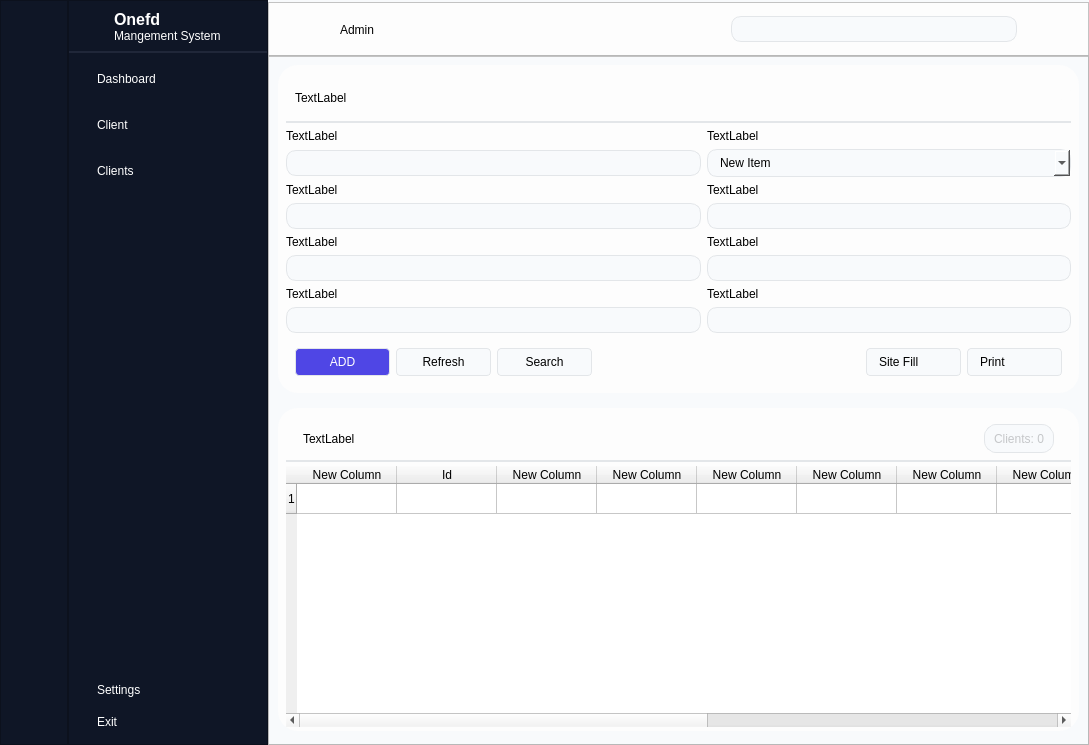
Before: the Qt Designer form modern_ui.ui in abdou-dz113/onefd_client_mangment_system, drawn with Qt 5.
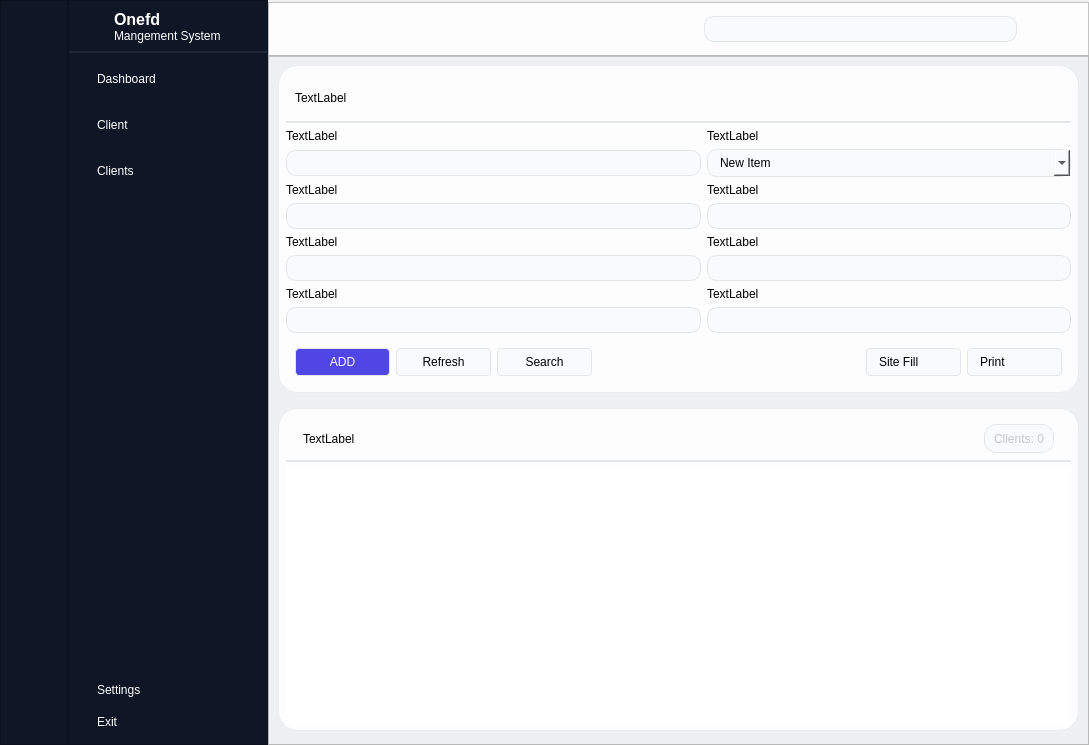
After: the same form once the commit is applied. The open tabs and pages were chosen to show the change. Icons and pictures are not drawn.

The edit to the form file:
```diff
--- a/modern_ui.ui
+++ b/modern_ui.ui
@@ -20,15 +20,23 @@
   </property>
   <property name="styleSheet">
    <string notr="true">QMainWindow{
-background-color: #f8fafc;
+background-color: #EEF0F2;
 }
 
 QTableWidget{
 border-radius: 50px;
-}</string>
+}
+
+</string>
   </property>
   <widget class="QWidget" name="centralwidget">
-   <layout class="QGridLayout" name="gridLayout">
+   <property name="styleSheet">
+    <string notr="true"/>
+   </property>
+   <layout class="QGridLayout" name="gridLayout" rowstretch="0,0" rowminimumheight="0,0">
+    <property name="sizeConstraint">
+     <enum>QLayout::SetNoConstraint</enum>
+    </property>
     <property name="leftMargin">
      <number>0</number>
     </property>
@@ -352,7 +360,7 @@
        <item>
         <widget class="QLabel" name="label_2">
          <property name="text">
-          <string>Admin</string>
+          <string/>
          </property>
         </widget>
        </item>
@@ -417,6 +425,12 @@
 border-radius: 20px;
 padding: 6px 12px;
 }
+QWidget#new_client{
+background-color: #fdfdfd;
+border-radius: 20px;
+padding: 6px 12px;
+}
+
 QPushButton{
 border-radius: 4px ;
 border: 1px solid #e3e6e9;
@@ -469,6 +483,15 @@
           <number>0</number>
          </property>
          <widget class="QWidget" name="dashboard">
+          <property name="styleSheet">
+           <string notr="true">QWidget#widget_7{
+border: 1px solid #eaecef;
+
+}
+QWidget#widget_6{
+border: 1px solid #eaecef;
+}</string>
+          </property>
           <layout class="QVBoxLayout" name="verticalLayout_2">
            <property name="spacing">
             <number>15</number>
@@ -488,12 +511,12 @@
            <item>
             <widget class="QWidget" name="widget_7" native="true">
              <property name="styleSheet">
-              <string notr="true">QWidget:{
+              <string notr="true">#QWidget{
 background-color: #ff0000;
 border-radius: 20px;
 }</string>
              </property>
-             <layout class="QGridLayout" name="gridLayout_5" rowminimumheight="1,1,0,0,0,0,0,0,1,1">
+             <layout class="QGridLayout" name="gridLayout_5">
               <property name="leftMargin">
                <number>8</number>
               </property>
@@ -956,72 +979,10 @@
                 <attribute name="horizontalHeaderStretchLastSection">
                  <bool>true</bool>
                 </attribute>
+                <attribute name="verticalHeaderVisible">
+                 <bool>false</bool>
+                </attribute>
                 <row/>
-                <column>
-                 <property name="text">
-                  <string>New Column</string>
-                 </property>
-                </column>
-                <column>
-                 <property name="text">
-                  <string>Id</string>
-                 </property>
-                </column>
-                <column>
-                 <property name="text">
-                  <string>New Column</string>
-                 </property>
-                </column>
-                <column>
-                 <property name="text">
-                  <string>New Column</string>
-                 </property>
-                </column>
-                <column>
-                 <property name="text">
-                  <string>New Column</string>
-                 </property>
-                </column>
-                <column>
-                 <property name="text">
-                  <string>New Column</string>
-                 </property>
-                </column>
-                <column>
-                 <property name="text">
-                  <string>New Column</string>
-                 </property>
-                </column>
-                <column>
-                 <property name="text">
-                  <string>New Column</string>
-                 </property>
-                </column>
-                <column>
-                 <property name="text">
-                  <string>New Column</string>
-                 </property>
-                </column>
-                <column>
-                 <property name="text">
-                  <string>New Column</string>
-                 </property>
-                </column>
-                <column>
-                 <property name="text">
-                  <string>New Column</string>
-                 </property>
-                </column>
-                <column>
-                 <property name="text">
-                  <string>New Column</string>
-                 </property>
-                </column>
-                <column>
-                 <property name="text">
-                  <string>New Column</string>
-                 </property>
-                </column>
                </widget>
               </item>
              </layout>
```
Left out of the diff: 594 changed lines with no effect on the pictures.
